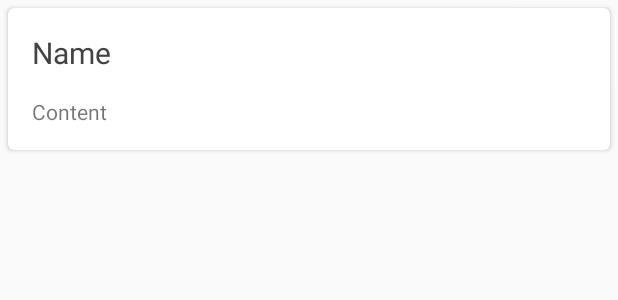
After one commit to Clayclay/PMF, an Android app: the layout manga_layout.xml on its own in the app's theme, with its tools: preview values and no code run, on a phone screen of 412 x 824 dp. The commit adds this screen. Shown: the top 300 px of the screen. Run offline under Robolectric (Android 15) with nearby library versions, the phone set to English and light mode, and no system bars; network calls fail.

```diff
--- a/app/build.gradle
+++ b/app/build.gradle
@@ -70,6 +70,7 @@ dependencies {
 
     implementation 'com.android.support:recyclerview-v7:27.1.1'
 
+    implementation 'com.android.support:cardview-v7:27.1.1'
 
 
 }
--- /dev/null
+++ b/app/src/main/res/layout/manga_layout.xml
@@ -0,0 +1,37 @@
+<?xml version="1.0" encoding="utf-8"?>
+
+<android.support.v7.widget.CardView
+    xmlns:android="http://schemas.android.com/apk/res/android"
+    xmlns:card_view="http://schemas.android.com/apk/res-auto"
+    android:id="@+id/card_view"
+    android:layout_width="match_parent"
+    android:layout_height="wrap_content"
+    card_view:cardCornerRadius="4dp"
+    android:layout_margin="5dp">
+
+    <RelativeLayout
+        android:layout_width="match_parent"
+        android:layout_height="match_parent"
+        android:padding="16dp">
+
+        <TextView
+            android:id="@+id/name"
+            android:layout_width="match_parent"
+            android:layout_height="wrap_content"
+            android:layout_marginBottom="16dp"
+            android:text="Name"
+            android:textColor="@color/cardview_dark_background"
+            android:gravity="center_vertical"
+            android:textSize="20sp" />
+
+        <TextView
+            android:id="@+id/body"
+            android:text="Content"
+            android:layout_width="match_parent"
+            android:layout_height="wrap_content"
+            android:layout_alignParentStart="true"
+            android:layout_below="@+id/name"
+            android:layout_alignParentLeft="true" />
+
+    </RelativeLayout>
+</android.support.v7.widget.CardView>
--- a/app/src/main/res/layout/row_manga.xml
+++ b/app/src/main/res/layout/row_manga.xml
@@ -5,7 +5,7 @@
     android:layout_height="wrap_content">
 
     <TextView
-        android:id="@+id/manga_name"
+        android:id="@+id/manga_name2"
         android:layout_width="match_parent"
         android:layout_height="wrap_content"
         android:textSize="20sp"
```
Also changed, not shown: app/src/main/java/fr/parlonsmangafrancais/www/pmf/ActivityManga.kt (+42 -44 lines), app/src/main/java/fr/parlonsmangafrancais/www/pmf/Manga.kt (+8 -13 lines), app/src/main/java/fr/parlonsmangafrancais/www/pmf/MangaAdapter.kt (+53 -7 lines), app/src/main/java/fr/parlonsmangafrancais/www/pmf/MangasApiClient.kt (renamed from app/src/main/java/fr/parlonsmangafrancais/www/pmf/GetDataService.kt, +14 -16 lines), app/src/main/res/layout/activity_manga.xml (added, +14 -0 lines).
